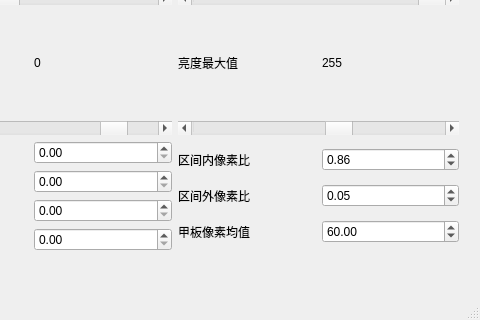
This is code/mainwindow.ui in JaydenChu97/JUST_HLL_Robermaster_CV as Qt 5 draws it before an edit; both pictures show x 141 to 621 and y 286 to 606 of the 621 by 606 pixel window. The edited form follows.
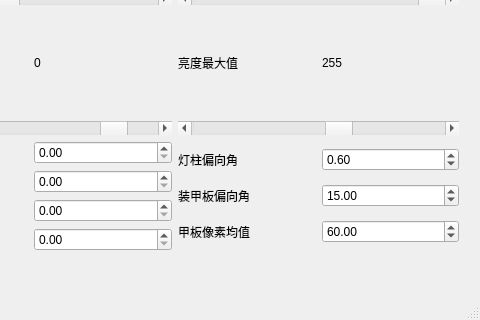
This is the edited form.

Diff of the .ui file:
```diff
--- a/code/mainwindow.ui
+++ b/code/mainwindow.ui
@@ -322,23 +322,23 @@
            <item>
             <widget class="QLabel" name="label_3">
              <property name="text">
-              <string>区间内像素比</string>
+              <string>灯柱偏向角</string>
              </property>
             </widget>
            </item>
            <item>
             <widget class="QDoubleSpinBox" name="inRangePercent">
              <property name="minimum">
-              <double>0.500000000000000</double>
+              <double>0.000000000000000</double>
              </property>
              <property name="maximum">
-              <double>1.000000000000000</double>
+              <double>1.700000000000000</double>
              </property>
              <property name="singleStep">
               <double>0.050000000000000</double>
              </property>
              <property name="value">
-              <double>0.860000000000000</double>
+              <double>0.600000000000000</double>
              </property>
             </widget>
            </item>
@@ -349,20 +349,20 @@
            <item>
             <widget class="QLabel" name="label_4">
              <property name="text">
-              <string>区间外像素比</string>
+              <string>装甲板偏向角</string>
              </property>
             </widget>
            </item>
            <item>
             <widget class="QDoubleSpinBox" name="outRangePercent">
              <property name="maximum">
-              <double>0.500000000000000</double>
+              <double>30.000000000000000</double>
              </property>
              <property name="singleStep">
               <double>0.050000000000000</double>
              </property>
              <property name="value">
-              <double>0.050000000000000</double>
+              <double>15.000000000000000</double>
              </property>
             </widget>
            </item>
```
Left out of the diff: 6 changed lines with no effect on the pictures.
